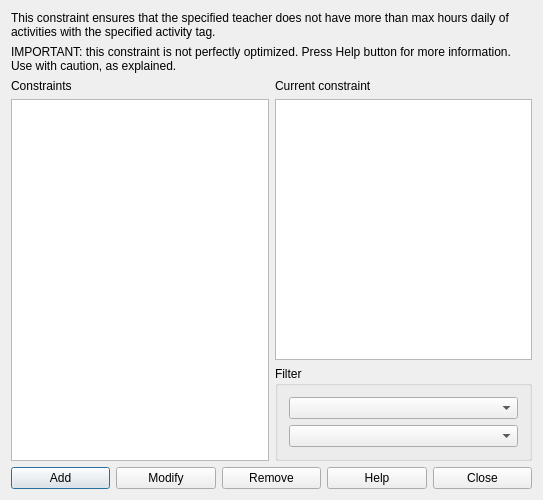
Before: the Qt Designer form fet/src/interface/constraintteacheractivitytagmaxhoursdailyform_template.ui in vonmecheln/fet, drawn with Qt 5.
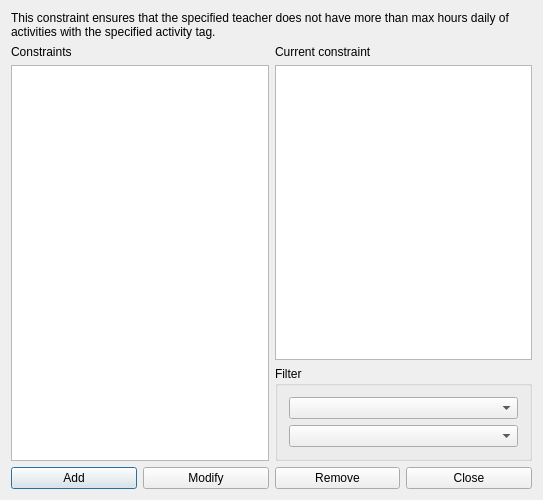
After: the same form once the commit is applied.

```diff
--- a/fet/src/interface/constraintteacheractivitytagmaxhoursdailyform_template.ui
+++ b/fet/src/interface/constraintteacheractivitytagmaxhoursdailyform_template.ui
@@ -14,79 +14,7 @@
    <string extracomment="This is the title of the dialog in which you see the list of all constraints of this type">Constraints teacher activity tag max hours daily</string>
   </property>
   <layout class="QGridLayout" name="gridLayout_2">
-   <item row="0" column="0" colspan="2">
-    <widget class="QLabel" name="textLabel1">
-     <property name="sizePolicy">
-      <sizepolicy hsizetype="Minimum" vsizetype="Minimum">
-       <horstretch>0</horstretch>
-       <verstretch>0</verstretch>
-      </sizepolicy>
-     </property>
-     <property name="text">
-      <string>This constraint ensures that the specified teacher does not have more than max hours daily of activities with the specified activity tag.</string>
-     </property>
-     <property name="wordWrap">
-      <bool>true</bool>
-     </property>
-    </widget>
-   </item>
-   <item row="1" column="0" colspan="2">
-    <widget class="QLabel" name="label">
-     <property name="sizePolicy">
-      <sizepolicy hsizetype="Minimum" vsizetype="Minimum">
-       <horstretch>0</horstretch>
-       <verstretch>0</verstretch>
-      </sizepolicy>
-     </property>
-     <property name="text">
-      <string>IMPORTANT: this constraint is not perfectly optimized. Press Help button for more information. Use with caution, as explained.</string>
-     </property>
-     <property name="wordWrap">
-      <bool>true</bool>
-     </property>
-    </widget>
-   </item>
-   <item row="2" column="0" rowspan="2">
-    <layout class="QVBoxLayout" name="verticalLayout_2">
-     <item>
-      <widget class="QLabel" name="constraintsTextLabel">
-       <property name="frameShape">
-        <enum>QFrame::NoFrame</enum>
-       </property>
-       <property name="frameShadow">
-        <enum>QFrame::Plain</enum>
-       </property>
-       <property name="text">
-        <string>Constraints</string>
-       </property>
-       <property name="wordWrap">
-        <bool>false</bool>
-       </property>
-      </widget>
-     </item>
-     <item>
-      <widget class="QListWidget" name="constraintsListWidget"/>
-     </item>
-    </layout>
-   </item>
    <item row="2" column="1">
-    <layout class="QVBoxLayout" name="verticalLayout">
-     <item>
-      <widget class="QLabel" name="currentConstraintTextLabel">
-       <property name="text">
-        <string>Current constraint</string>
-       </property>
-       <property name="wordWrap">
-        <bool>false</bool>
-       </property>
-      </widget>
-     </item>
-     <item>
-      <widget class="QPlainTextEdit" name="currentConstraintTextEdit"/>
-     </item>
-    </layout>
-   </item>
-   <item row="3" column="1">
     <widget class="QGroupBox" name="filterGroupBox">
      <property name="title">
       <string>Filter</string>
@@ -101,7 +29,24 @@
      </layout>
     </widget>
    </item>
-   <item row="4" column="0" colspan="2">
+   <item row="1" column="1">
+    <layout class="QVBoxLayout" name="verticalLayout">
+     <item>
+      <widget class="QLabel" name="currentConstraintTextLabel">
+       <property name="text">
+        <string>Current constraint</string>
+       </property>
+       <property name="wordWrap">
+        <bool>false</bool>
+       </property>
+      </widget>
+     </item>
+     <item>
+      <widget class="QPlainTextEdit" name="currentConstraintTextEdit"/>
+     </item>
+    </layout>
+   </item>
+   <item row="3" column="0" colspan="2">
     <layout class="QHBoxLayout" name="horizontalLayout">
      <item>
       <widget class="QPushButton" name="addConstraintPushButton">
@@ -124,13 +69,6 @@
        </property>
       </widget>
      </item>
-     <item>
-      <widget class="QPushButton" name="helpPushButton">
-       <property name="text">
-        <string>Help</string>
-       </property>
-      </widget>
-     </item>
      <item>
       <widget class="QPushButton" name="closePushButton">
        <property name="text">
@@ -140,6 +78,45 @@
      </item>
     </layout>
    </item>
+   <item row="0" column="0" colspan="2">
+    <widget class="QLabel" name="textLabel1">
+     <property name="sizePolicy">
+      <sizepolicy hsizetype="Minimum" vsizetype="Minimum">
+       <horstretch>0</horstretch>
+       <verstretch>0</verstretch>
+      </sizepolicy>
+     </property>
+     <property name="text">
+      <string>This constraint ensures that the specified teacher does not have more than max hours daily of activities with the specified activity tag.</string>
+     </property>
+     <property name="wordWrap">
+      <bool>true</bool>
+     </property>
+    </widget>
+   </item>
+   <item row="1" column="0" rowspan="2">
+    <layout class="QVBoxLayout" name="verticalLayout_2">
+     <item>
+      <widget class="QLabel" name="constraintsTextLabel">
+       <property name="frameShape">
+        <enum>QFrame::NoFrame</enum>
+       </property>
+       <property name="frameShadow">
+        <enum>QFrame::Plain</enum>
+       </property>
+       <property name="text">
+        <string>Constraints</string>
+       </property>
+       <property name="wordWrap">
+        <bool>false</bool>
+       </property>
+      </widget>
+     </item>
+     <item>
+      <widget class="QListWidget" name="constraintsListWidget"/>
+     </item>
+    </layout>
+   </item>
   </layout>
  </widget>
  <layoutdefault spacing="6" margin="11"/>
```
